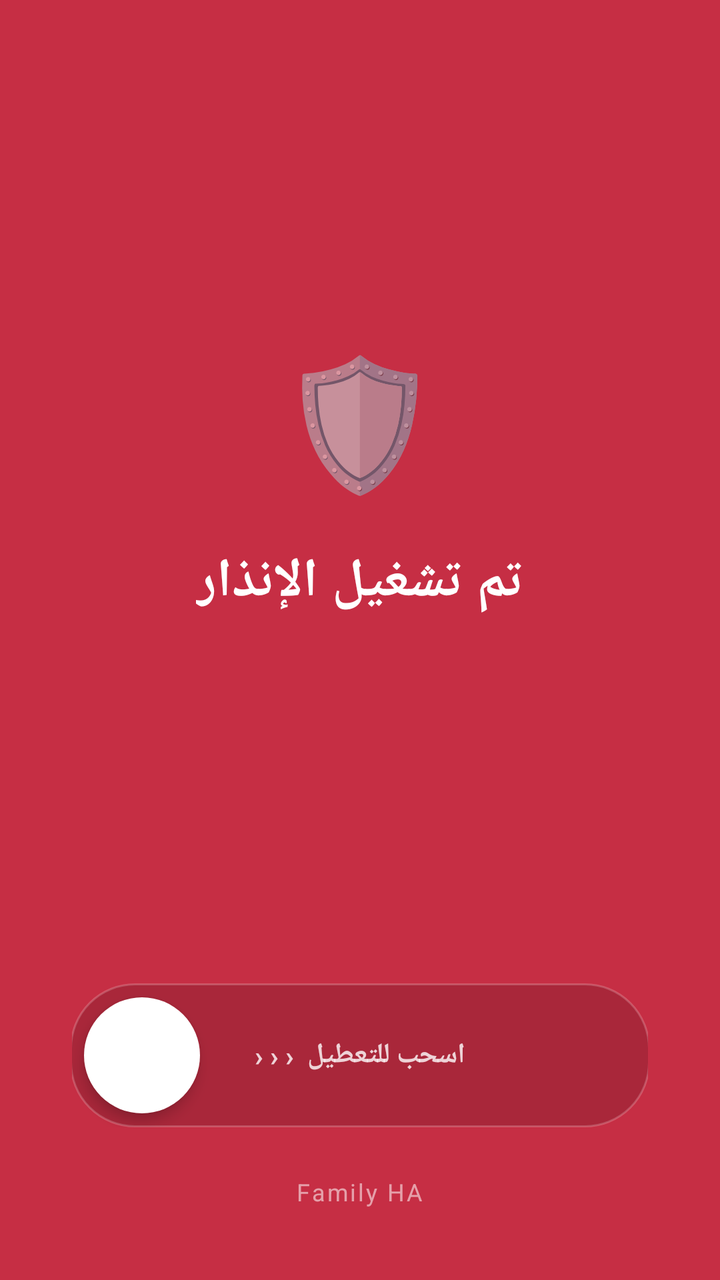
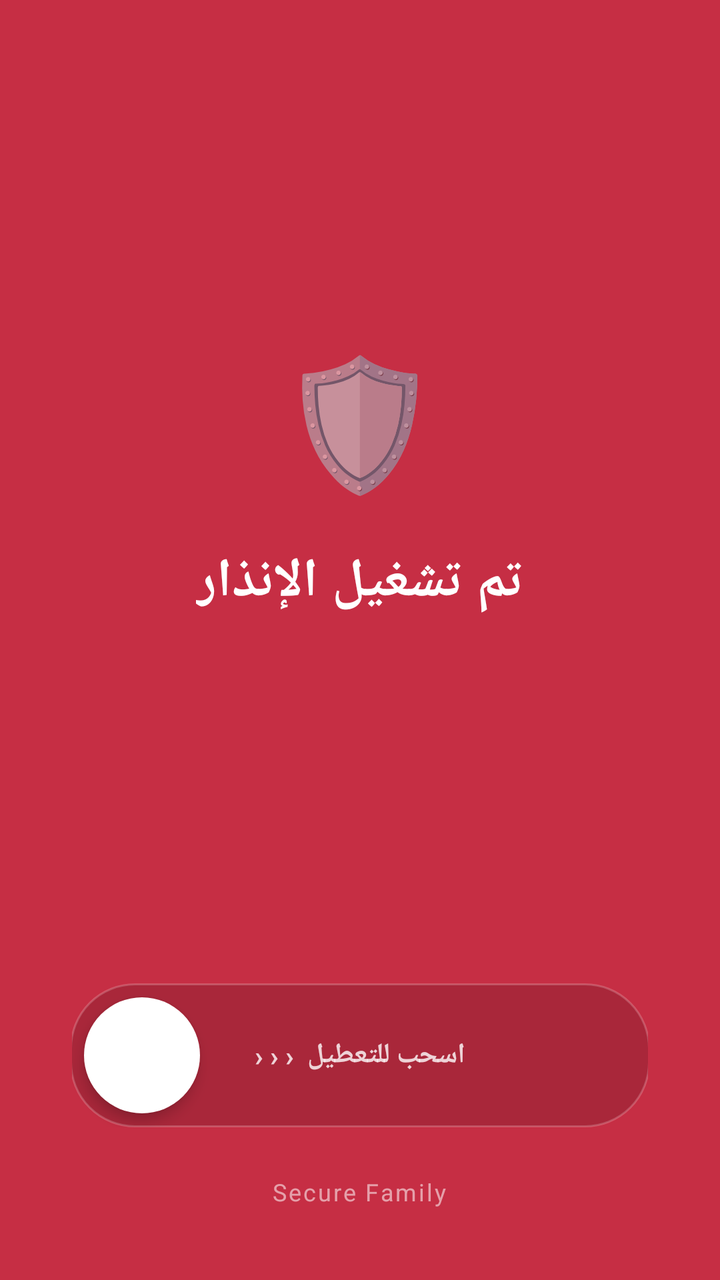

An Android layout rendered at two revisions. The XML below is the earlier revision; the diff shows what the commit changed to produce the second picture.
<!-- AndroidManifest.xml: activity theme AppTheme -->
<!-- res/layout/activity_alarm.xml -->
<?xml version="1.0" encoding="utf-8"?>
<LinearLayout xmlns:android="http://schemas.android.com/apk/res/android"
    android:id="@+id/rootLayout"
    android:layout_width="match_parent"
    android:layout_height="match_parent"
    android:orientation="vertical"
    android:gravity="center"
    android:background="#C62E44"
    android:padding="36dp">

    <View android:layout_width="0dp" android:layout_height="0dp" android:layout_weight="1" />

    <TextView
        android:id="@+id/shieldText"
        android:layout_width="wrap_content"
        android:layout_height="wrap_content"
        android:text="🛡"
        android:textSize="64sp"
        android:layout_marginBottom="20dp" />

    <TextView
        android:id="@+id/titleText"
        android:layout_width="wrap_content"
        android:layout_height="wrap_content"
        android:text="تم تشغيل الإنذار"
        android:textColor="#FFFFFF"
        android:textSize="27sp"
        android:textStyle="bold"
        android:letterSpacing="0.01"
        android:layout_marginBottom="18dp" />

    <TextView
        android:id="@+id/reasonText"
        android:layout_width="wrap_content"
        android:layout_height="wrap_content"
        android:text=""
        android:textColor="#FFFFFF"
        android:textSize="16sp"
        android:textStyle="bold"
        android:gravity="center"
        android:paddingHorizontal="18dp"
        android:paddingVertical="10dp"
        android:background="@drawable/reason_card_bg"
        android:visibility="gone" />

    <TextView
        android:id="@+id/statusText"
        android:layout_width="wrap_content"
        android:layout_height="wrap_content"
        android:text=""
        android:textColor="#FFFFFF"
        android:alpha="0.8"
        android:textSize="14sp"
        android:layout_marginTop="14dp" />

    <View android:layout_width="0dp" android:layout_height="0dp" android:layout_weight="1" />

    <FrameLayout
        android:id="@+id/sliderTrack"
        android:layout_width="290dp"
        android:layout_height="72dp"
        android:background="@drawable/slider_track_bg"
        android:layout_marginBottom="24dp">

        <TextView
            android:id="@+id/swipeHintText"
            android:layout_width="match_parent"
            android:layout_height="match_parent"
            android:text="اسحب للتعطيل  ‹ ‹ ‹"
            android:textColor="#FFFFFF"
            android:textSize="14sp"
            android:textStyle="bold"
            android:gravity="center"
            android:alpha="0.8" />

        <View
            android:id="@+id/disarmKnob"
            android:layout_width="58dp"
            android:layout_height="58dp"
            android:layout_gravity="start|center_vertical"
            android:layout_marginStart="7dp"
            android:background="@drawable/slider_thumb"
            android:elevation="4dp" />

    </FrameLayout>

    <TextView
        android:layout_width="wrap_content"
        android:layout_height="wrap_content"
        android:text="Family HA"
        android:textColor="#FFFFFF"
        android:alpha="0.55"
        android:textSize="12sp"
        android:letterSpacing="0.08" />

</LinearLayout>
<!-- resources referenced by this layout -->
<resources>
  <!-- drawable reason_card_bg (drawable) -->
  <?xml version="1.0" encoding="utf-8"?>
  <shape xmlns:android="http://schemas.android.com/apk/res/android" android:shape="rectangle">
      <solid android:color="#26000000" />
      <corners android:radius="16dp" />
  </shape>
  <!-- drawable slider_thumb (drawable) -->
  <?xml version="1.0" encoding="utf-8"?>
  <shape xmlns:android="http://schemas.android.com/apk/res/android" android:shape="oval">
      <solid android:color="#FFFFFF" />
      <size android:width="56dp" android:height="56dp" />
  </shape>
  <!-- drawable slider_track_bg (drawable) -->
  <?xml version="1.0" encoding="utf-8"?>
  <shape xmlns:android="http://schemas.android.com/apk/res/android" android:shape="rectangle">
      <solid android:color="#26000000" />
      <corners android:radius="32dp" />
      <stroke android:width="1dp" android:color="#33FFFFFF" />
  </shape>
  <style name="AppTheme" parent="Theme.AppCompat.DayNight.NoActionBar">
          
          <item name="android:editTextBackground">@drawable/rn_edit_text_material</item>
      </style>
  <!-- drawable rn_edit_text_material (drawable) -->
  <?xml version="1.0" encoding="utf-8"?>
  <inset xmlns:android="http://schemas.android.com/apk/res/android"
         android:insetLeft="@dimen/abc_edit_text_inset_horizontal_material"
         android:insetRight="@dimen/abc_edit_text_inset_horizontal_material"
         android:insetTop="@dimen/abc_edit_text_inset_top_material"
         android:insetBottom="@dimen/abc_edit_text_inset_bottom_material"
         >
  
      <selector>
          
          <item android:state_enabled="false" android:drawable="@drawable/abc_textfield_default_mtrl_alpha"/>
          <item android:drawable="@drawable/abc_textfield_activated_mtrl_alpha"/>
      </selector>
  
  </inset>
</resources>

<!-- the commit's change to res/layout/activity_alarm.xml (unified diff, before → after) -->
@@ -87,7 +87,7 @@
     <TextView
         android:layout_width="wrap_content"
         android:layout_height="wrap_content"
-        android:text="Family HA"
+        android:text="Secure Family"
         android:textColor="#FFFFFF"
         android:alpha="0.55"
         android:textSize="12sp"
